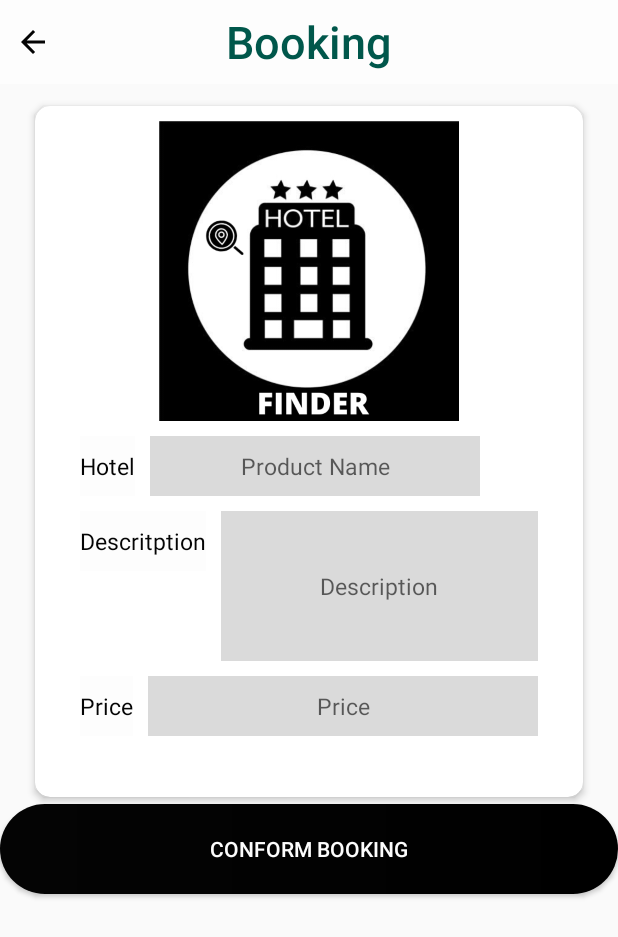
After one commit to Bibekay/HMS_Fontend, an Android app: the UserviewhotelsdetailsActivity screen opened directly, with no data from a screen before it, on a phone screen of 412 x 824 dp. The commit adds this screen. Shown: the top 937 px of the screen. Run offline under Robolectric (Android 15) with nearby library versions, the phone set to English and light mode, and no system bars; our stand-ins replace Picasso; pictures from the network do not load.

Commit message:
hotel booking success

```diff
--- a/app/src/main/AndroidManifest.xml
+++ b/app/src/main/AndroidManifest.xml
@@ -16,7 +16,8 @@
         android:supportsRtl="true"
         android:theme="@style/AppTheme"
         android:usesCleartextTraffic="true">
-        <activity android:name=".activities.users.UserprofileActivity"></activity>
+        <activity android:name=".activities.users.UserviewhotelsdetailsActivity"></activity>
+        <activity android:name=".activities.users.UserprofileActivity" />
         <activity android:name=".adapter.UserviewhotelsAdapter" />
         <activity android:name=".activities.users.UserviewhotelsActivity" />
         <activity android:name=".activities.admin.AdminaddhotelsActivity" />
--- /dev/null
+++ b/app/src/main/java/com/example/hms/activities/users/UserviewhotelsdetailsActivity.java
@@ -0,0 +1,96 @@
+package com.example.hms.activities.users;
+
+import androidx.appcompat.app.AppCompatActivity;
+
+import android.os.Bundle;
+import android.view.View;
+import android.widget.Button;
+import android.widget.ImageView;
+import android.widget.TextView;
+import android.widget.Toast;
+
+import com.example.hms.R;
+import com.example.hms.api.HMS_API;
+import com.example.hms.models.Bookings;
+import com.example.hms.url.url;
+import com.squareup.picasso.Picasso;
+
+import retrofit2.Call;
+import retrofit2.Callback;
+import retrofit2.Response;
+
+public class UserviewhotelsdetailsActivity extends AppCompatActivity {
+
+    String id;
+    TextView hotelName, descricption, hotelPrice;
+    ImageView hotelImage, imageBack;
+    Button booking;
+
+    @Override
+    protected void onCreate(Bundle savedInstanceState) {
+        super.onCreate(savedInstanceState);
+        setContentView(R.layout.activity_userviewhotelsdetails);
+
+        hotelName = findViewById(R.id.et_hotelName);
+        descricption = findViewById(R.id.et_description);
+        hotelPrice = findViewById(R.id.et_price);
+        hotelImage = findViewById(R.id.civ_hotelImage);
+        booking = findViewById(R.id.btnConformBooking);
+        imageBack = findViewById(R.id.iv_backpressed);
+
+
+
+        imageBack.setOnClickListener(new View.OnClickListener() {
+            @Override
+            public void onClick(View v) {
+                UserviewhotelsdetailsActivity.super.onBackPressed();
+            }
+        });
+
+
+
+        //retriving single data through recycle view from productAdapter  //
+        Bundle bundle = getIntent().getExtras();
+        if (bundle != null) {
+            id = bundle.getString("id");
+            hotelName.setText(bundle.getString("hotel_name"));
+            descricption.setText(bundle.getString("description"));
+            hotelPrice.setText(bundle.getString("price"));
+
+            String imagepath = url.BASE_URL + bundle.getString("hotel_image");
+            Picasso.get().load(imagepath).into(hotelImage);
+        }
+
+
+        booking.setOnClickListener(new View.OnClickListener() {
+            @Override
+            public void onClick(View v) {
+                bookHotel();
+            }
+
+            private void bookHotel() {
+                String hotel = id;
+                HMS_API ims_api = url.getInstance().create(HMS_API.class);
+                Call<Bookings> orderCall = ims_api.bookHotel(url.token, hotel);
+
+                orderCall.enqueue(new Callback<Bookings>() {
+                    @Override
+                    public void onResponse(Call<Bookings> call, Response<Bookings> response) {
+                        if (!response.isSuccessful()) {
+                            Toast.makeText(UserviewhotelsdetailsActivity.this, "Order Successfull", Toast.LENGTH_SHORT).show();
+                            return;
+                        }
+
+                        Toast.makeText(UserviewhotelsdetailsActivity.this, "Order Successfull", Toast.LENGTH_SHORT).show();
+                    }
+
+                    @Override
+                    public void onFailure(Call<Bookings> call, Throwable t) {
+                        Toast.makeText(UserviewhotelsdetailsActivity.this,  "Order Successfull", Toast.LENGTH_SHORT).show();
+                    }
+                });
+
+            }
+        });
+    }
+}
--- a/app/src/main/java/com/example/hms/adapter/UserviewhotelsAdapter.java
+++ b/app/src/main/java/com/example/hms/adapter/UserviewhotelsAdapter.java
@@ -4,6 +4,7 @@ import androidx.annotation.NonNull;
 import androidx.recyclerview.widget.RecyclerView;
 
 import android.content.Context;
+import android.content.Intent;
 import android.view.LayoutInflater;
 import android.view.View;
 import android.view.ViewGroup;
@@ -12,6 +13,7 @@ import android.widget.ImageView;
 import android.widget.TextView;
 
 import com.example.hms.R;
+import com.example.hms.activities.users.UserviewhotelsdetailsActivity;
 import com.example.hms.models.Hotels;
 import com.squareup.picasso.Picasso;
 
@@ -55,6 +57,25 @@ public class UserviewhotelsAdapter extends RecyclerView.Adapter  <Userviewhotels
         holder.description.setText(hotels.getDescription());
         holder.price.setText(hotels.getPrice());
 
+        holder.viewMore.setOnClickListener(new View.OnClickListener() {
+            @Override
+            public void onClick(View v) {
+                Intent openOderActivity = new Intent(mContext, UserviewhotelsdetailsActivity.class);
+                openOderActivity.putExtra("id", hotels.get_id());
+                openOderActivity.putExtra("hotel_name",hotels.getHotel_name());
+                openOderActivity.putExtra("description",hotels.getDescription());
+                openOderActivity.putExtra("price",hotels.getPrice());
+                openOderActivity.putExtra("hotel_image", hotels.getHotel_image());
+
+                mContext.startActivity(openOderActivity);
+
+
+            }
+        });
+
+
+
+
     }
         @Override
         public int getItemCount() {
--- a/app/src/main/java/com/example/hms/api/HMS_API.java
+++ b/app/src/main/java/com/example/hms/api/HMS_API.java
@@ -1,5 +1,6 @@
 package com.example.hms.api;
 
+import com.example.hms.models.Bookings;
 import com.example.hms.models.Hotels;
 import com.example.hms.models.Users;
 import com.example.hms.serverresponse.ImageResponse;
@@ -60,4 +61,13 @@ public interface HMS_API {
     Call<List<Hotels>> getHotels(@Header("Authorization") String token);
 
 
+    //for model Bookings//
+
+    @FormUrlEncoded
+    @POST("bookings/booking")
+    Call<Bookings> bookHotel(@Header("Authorization") String token,
+                               @Field("hotel") String hotel);
+
+
+
 }
--- /dev/null
+++ b/app/src/main/java/com/example/hms/models/Bookings.java
@@ -0,0 +1,61 @@
+package com.example.hms.models;
+
+import com.google.gson.annotations.Expose;
+import com.google.gson.annotations.SerializedName;
+
+public class Bookings {
+    @SerializedName("_id")
+    @Expose
+    private String id;
+
+    @SerializedName("user")
+    @Expose
+    private Users user;
+
+    @SerializedName("hotel")
+    @Expose
+    private Hotels hotel;
+
+    @SerializedName("order_status")
+    @Expose
+    private String order_status;
+
+    public Bookings(String id, Users user, Hotels hotel, String order_status) {
+        this.id = id;
+        this.user = user;
+        this.hotel = hotel;
+        this.order_status = order_status;
+    }
+
+    public String getId() {
+        return id;
+    }
+
+    public void setId(String id) {
+        this.id = id;
+    }
+
+    public Users getUser() {
+        return user;
+    }
+
+    public void setUser(Users user) {
+        this.user = user;
+    }
+
+    public Hotels getHotel() {
+        return hotel;
+    }
+
+    public void setHotel(Hotels hotel) {
+        this.hotel = hotel;
+    }
+
+    public String getOrder_status() {
+        return order_status;
+    }
+
+    public void setOrder_status(String order_status) {
+        this.order_status = order_status;
+    }
+}
--- a/app/src/main/java/com/example/hms/models/Hotels.java
+++ b/app/src/main/java/com/example/hms/models/Hotels.java
@@ -2,6 +2,7 @@ package com.example.hms.models;
 
 public class Hotels {
 
+    String _id;
     private String hotel_name;
     private String description;
     private String price;
@@ -12,6 +13,14 @@ public class Hotels {
         this.description = description;
         this.price = price;
         this.hotel_image = hotel_image;
+    }
+
+    public String get_id() {
+        return _id;
+    }
+
+    public void set_id(String _id) {
+        this._id = _id;
     }
 
     public String getHotel_name() {
--- /dev/null
+++ b/app/src/main/res/layout/activity_userviewhotelsdetails.xml
@@ -0,0 +1,202 @@
+<?xml version="1.0" encoding="utf-8"?>
+<LinearLayout xmlns:android="http://schemas.android.com/apk/res/android"
+    xmlns:app="http://schemas.android.com/apk/res-auto"
+    xmlns:tools="http://schemas.android.com/tools"
+    android:layout_width="match_parent"
+    android:layout_height="match_parent"
+    android:orientation="vertical"
+    tools:context=".activities.users.UserviewhotelsdetailsActivity">
+
+    <RelativeLayout
+        android:layout_width="match_parent"
+        android:background="@color/white"
+        android:layout_height="?actionBarSize">
+
+
+        <ImageView
+            android:id="@+id/iv_backpressed"
+            android:layout_width="wrap_content"
+            android:layout_height="wrap_content"
+            android:layout_centerVertical="true"
+            android:src="@drawable/ic_back"
+            android:padding="10dp"
+            android:tint="@color/black" />
+
+        <TextView
+            android:layout_width="wrap_content"
+            android:layout_height="match_parent"
+            android:text="Booking"
+            android:textColor="@color/colorPrimaryDark"
+            android:layout_centerHorizontal="true"
+            android:gravity="center"
+            android:fontFamily="sans-serif-medium"
+            android:textSize="30sp"
+            />
+
+    </RelativeLayout>
+
+
+    <androidx.cardview.widget.CardView
+        android:layout_width="match_parent"
+        android:layout_height="470dp"
+        android:layout_gravity="center_horizontal"
+        android:layout_marginLeft="20dp"
+        android:layout_marginTop="10dp"
+        android:layout_marginRight="20dp"
+        app:cardCornerRadius="10dp"
+        app:cardElevation="3dp"
+        app:cardPreventCornerOverlap="false"
+        app:cardUseCompatPadding="true">
+
+
+        <RelativeLayout
+            android:layout_width="match_parent"
+            android:layout_height="match_parent"
+            android:layout_below="@+id/imageViewTop">
+
+            <ImageView
+                android:id="@+id/civ_hotelImage"
+                android:layout_width="match_parent"
+                android:layout_height="200dp"
+                android:layout_marginTop="10dp"
+                android:layout_centerHorizontal="true"
+                android:src="@drawable/logo" />
+
+
+            <RelativeLayout
+                android:id="@+id/rlProductName"
+                android:layout_width="match_parent"
+                android:layout_height="40dp"
+                android:layout_below="@+id/civ_hotelImage"
+                android:layout_marginLeft="30dp"
+                android:layout_marginTop="10dp"
+                android:layout_marginRight="30dp">
+
+                <TextView
+                    android:id="@+id/tv_productName"
+                    android:layout_width="wrap_content"
+                    android:layout_height="match_parent"
+                    android:layout_alignParentTop="true"
+                    android:background="@color/white"
+                    android:gravity="center"
+                    android:text="Hotel"
+                    android:textColor="@color/black"
+                    android:textSize="15sp"
+                    tools:ignore="HardcodedText,RtlSymmetry" />
+
+
+                <TextView
+                    android:id="@+id/et_hotelName"
+                    android:layout_width="220dp"
+                    android:layout_height="match_parent"
+                    android:layout_alignParentTop="true"
+                    android:layout_marginLeft="10dp"
+                    android:layout_toEndOf="@+id/tv_productName"
+                    android:background="@color/editTextBG"
+                    android:gravity="center"
+                    android:hint="Product Name"
+                    android:inputType="text"
+                    android:textColor="@color/black"
+                    android:textSize="15sp"
+                    tools:ignore="HardcodedText,RtlSymmetry" />
+
+            </RelativeLayout>
+
+
+            <RelativeLayout
+                android:id="@+id/rlDescription"
+                android:layout_width="match_parent"
+                android:layout_height="100dp"
+                android:layout_below="@+id/rlProductName"
+                android:layout_marginLeft="30dp"
+                android:layout_marginTop="10dp"
+                android:layout_marginRight="30dp">
+
+                <TextView
+                    android:id="@+id/tv_Descritption"
+                    android:layout_width="wrap_content"
+                    android:layout_height="40dp"
+                    android:layout_alignParentTop="true"
+                    android:background="@color/white"
+                    android:gravity="center"
+                    android:text="Descritption"
+                    android:textColor="@color/black"
+                    android:textSize="15sp"
+                    tools:ignore="HardcodedText,RtlSymmetry" />
+
+
+                <TextView
+                    android:id="@+id/et_description"
+                    android:layout_width="match_parent"
+                    android:layout_height="match_parent"
+                    android:layout_alignParentTop="true"
+                    android:layout_marginLeft="10dp"
+                    android:layout_toEndOf="@+id/tv_Descritption"
+                    android:background="@color/editTextBG"
+                    android:gravity="center"
+                    android:hint="Description"
+                    android:inputType="text"
+                    android:textColor="@color/black"
+                    android:textSize="15sp"
+                    tools:ignore="HardcodedText,RtlSymmetry" />
+
+            </RelativeLayout>
+
+
+            <RelativeLayout
+                android:id="@+id/rlPrice"
+                android:layout_width="match_parent"
+                android:layout_height="40dp"
+                android:layout_below="@+id/rlDescription"
+                android:layout_marginLeft="30dp"
+                android:layout_marginTop="10dp"
+                android:layout_marginRight="30dp">
+
+                <TextView
+                    android:id="@+id/tv_Price"
+                    android:layout_width="wrap_content"
+                    android:layout_height="match_parent"
+                    android:layout_alignParentTop="true"
+                    android:background="@color/white"
+                    android:gravity="center"
+                    android:text="Price"
+                    android:textColor="@color/black"
+                    android:textSize="15sp"
+                    tools:ignore="HardcodedText,RtlSymmetry" />
+
+
+                <TextView
+                    android:id="@+id/et_price"
+                    android:layout_width="match_parent"
+                    android:layout_height="match_parent"
+                    android:layout_alignParentTop="true"
+                    android:layout_marginLeft="10dp"
+                    android:layout_toEndOf="@+id/tv_Price"
+                    android:background="@color/editTextBG"
+                    android:gravity="center"
+                    android:hint="Price"
+                    android:inputType="number"
+                    android:textColor="@color/black"
+                    android:textSize="15sp"
+                    tools:ignore="HardcodedText,RtlSymmetry" />
+
+            </RelativeLayout>
+
+
+        </RelativeLayout>
+
+
+    </androidx.cardview.widget.CardView>
+
+    <Button
+        android:id="@+id/btnConformBooking"
+        android:layout_width="match_parent"
+        android:layout_height="60dp"
+        android:layout_gravity="center_horizontal"
+        android:background="@drawable/custombutton"
+        android:fontFamily="sans-serif-medium"
+        android:text="Conform Booking"
+        android:textColor="@color/white" />
+
+
+</LinearLayout>
```
